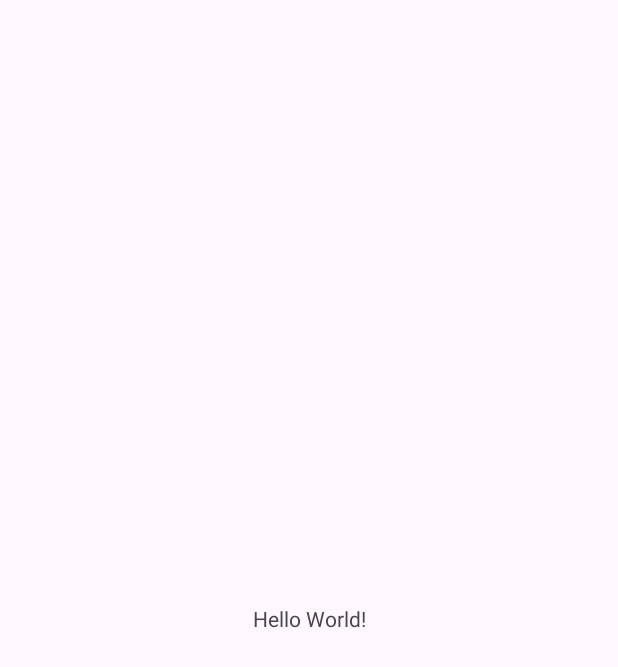
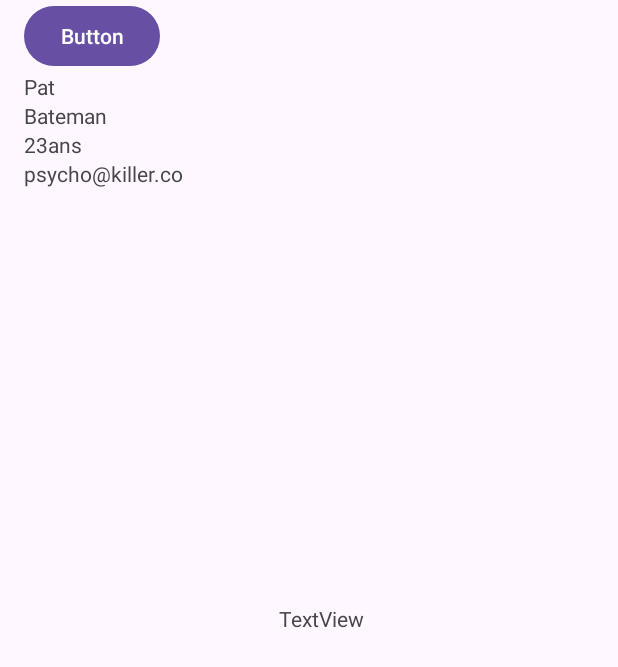
Before and after one commit to craftidev/ENI-android-studio, an Android app: the screen it shows after launch (MainActivity), on a phone screen of 412 x 824 dp. Before the commit the part shown is almost empty. Shown: the top 667 px of the screen. Run offline under Robolectric (Android 15) with nearby library versions, the phone set to English and light mode, and no system bars; our stand-ins replace data binding.

Commit message:
course on binding/databinding

```diff
--- a/viewdatabinding/build.gradle.kts
+++ b/viewdatabinding/build.gradle.kts
@@ -1,6 +1,7 @@
 plugins {
     id("com.android.application")
     id("org.jetbrains.kotlin.android")
+    id("kotlin-kapt")
 }
 
 android {
@@ -33,6 +34,11 @@ android {
     kotlinOptions {
         jvmTarget = "1.8"
     }
+
+    buildFeatures{
+        dataBinding = true
+        viewBinding = true
+    }
 }
 
 dependencies {
--- a/viewdatabinding/src/main/java/app/craftid/viewdatabinding/MainActivity.kt
+++ b/viewdatabinding/src/main/java/app/craftid/viewdatabinding/MainActivity.kt
@@ -2,10 +2,23 @@ package app.craftid.viewdatabinding
 
 import androidx.appcompat.app.AppCompatActivity
 import android.os.Bundle
+import android.widget.Button
+import android.widget.TextView
+import app.craftid.viewdatabinding.databinding.ActivityMainBinding
 
 class MainActivity : AppCompatActivity() {
+    private lateinit var binding: ActivityMainBinding
     override fun onCreate(savedInstanceState: Bundle?) {
         super.onCreate(savedInstanceState)
-        setContentView(R.layout.activity_main)
+        binding = ActivityMainBinding.inflate(layoutInflater)
+        setContentView(binding.root)
+//      val textViewHelloWorld = findViewById<TextView>(R.id.textViewHelloWorld)
+//      val button = findViewById<Button>(R.id.button)
+        val foo = User("Pat", "Bateman", 23, "psycho@killer.co")
+//        binding.textViewAge.text = foo.age
+        binding.user = foo
+        binding.button.setOnClickListener {
+            binding.textViewHelloWorld.text = "Button clicked"
+        }
     }
 }
--- /dev/null
+++ b/viewdatabinding/src/main/java/app/craftid/viewdatabinding/User.kt
@@ -0,0 +1,8 @@
+package app.craftid.viewdatabinding
+
+data class User(
+    val surname: String,
+    val name: String,
+    val age: Int,
+    val email: String
+)
--- a/viewdatabinding/src/main/res/layout/activity_main.xml
+++ b/viewdatabinding/src/main/res/layout/activity_main.xml
@@ -1,18 +1,74 @@
 <?xml version="1.0" encoding="utf-8"?>
-<androidx.constraintlayout.widget.ConstraintLayout xmlns:android="http://schemas.android.com/apk/res/android"
+<layout xmlns:android="http://schemas.android.com/apk/res/android"
     xmlns:app="http://schemas.android.com/apk/res-auto"
-    xmlns:tools="http://schemas.android.com/tools"
+    xmlns:tools="http://schemas.android.com/tools">
+
+    <data>
+        <variable
+            name="user"
+            type="app.craftid.viewdatabinding.User" />
+    </data>
+
+    <androidx.constraintlayout.widget.ConstraintLayout
         android:layout_width="match_parent"
         android:layout_height="match_parent"
         tools:context=".MainActivity">
 
-    <TextView
+        <Button
+            android:id="@+id/button"
             android:layout_width="wrap_content"
             android:layout_height="wrap_content"
-        android:text="Hello World!"
+            android:layout_marginStart="16dp"
+            android:text="Button"
+            app:layout_constraintStart_toStartOf="parent"
+            app:layout_constraintTop_toTopOf="parent" />
+
+        <TextView
+            android:id="@+id/textViewHelloWorld"
+            android:layout_width="wrap_content"
+            android:layout_height="wrap_content"
+            android:layout_marginStart="16dp"
+            android:text="TextView"
             app:layout_constraintBottom_toBottomOf="parent"
             app:layout_constraintEnd_toEndOf="parent"
             app:layout_constraintStart_toStartOf="parent"
             app:layout_constraintTop_toTopOf="parent" />
 
+        <TextView
+            android:id="@+id/textViewSurname"
+            android:layout_width="wrap_content"
+            android:layout_height="wrap_content"
+            android:layout_marginStart="16dp"
+            android:text="@{user.surname}"
+            app:layout_constraintStart_toStartOf="parent"
+            app:layout_constraintTop_toBottomOf="@+id/button" />
+
+        <TextView
+            android:id="@+id/textViewName"
+            android:layout_width="wrap_content"
+            android:layout_height="wrap_content"
+            android:layout_marginStart="16dp"
+            android:text="@{user.name}"
+            app:layout_constraintStart_toStartOf="parent"
+            app:layout_constraintTop_toBottomOf="@+id/textViewSurname" />
+
+        <TextView
+            android:id="@+id/textViewAge"
+            android:layout_width="wrap_content"
+            android:layout_height="wrap_content"
+            android:layout_marginStart="16dp"
+            android:text="@{user.age + `ans`}"
+            app:layout_constraintStart_toStartOf="parent"
+            app:layout_constraintTop_toBottomOf="@+id/textViewName" />
+
+        <TextView
+            android:id="@+id/textViewEmail"
+            android:layout_width="wrap_content"
+            android:layout_height="wrap_content"
+            android:layout_marginStart="16dp"
+            android:text="@{user.email}"
+            app:layout_constraintStart_toStartOf="parent"
+            app:layout_constraintTop_toBottomOf="@+id/textViewAge" />
+
     </androidx.constraintlayout.widget.ConstraintLayout>
+</layout>
```
Lines whose indentation alone changed are shown as unchanged.
